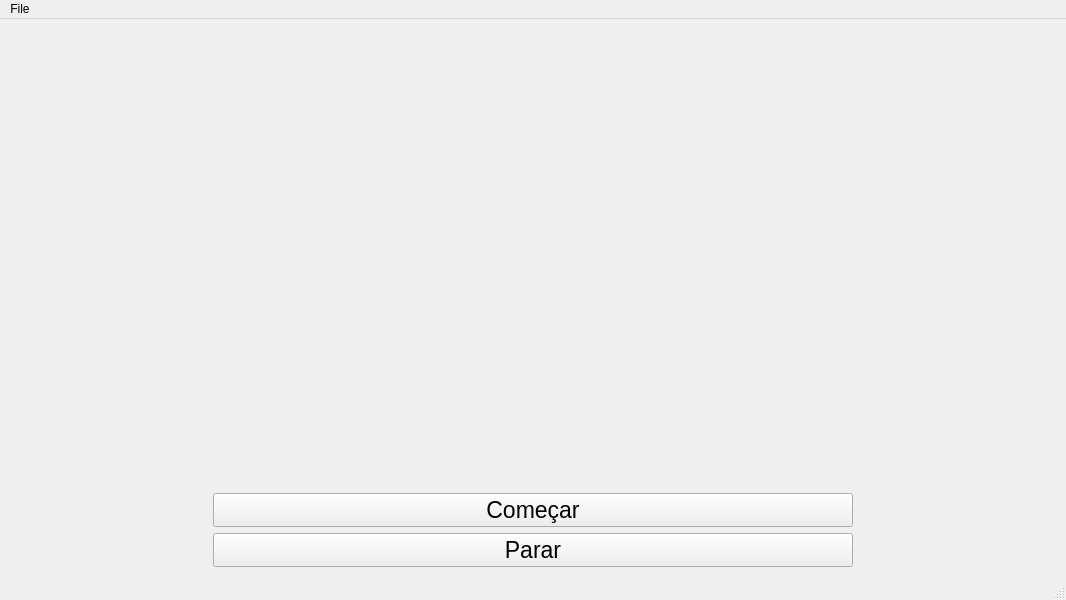
This is MaestroAttempt/mainwindow.ui in camilabga/maestro as Qt 5 draws it before an edit. The edited form follows.
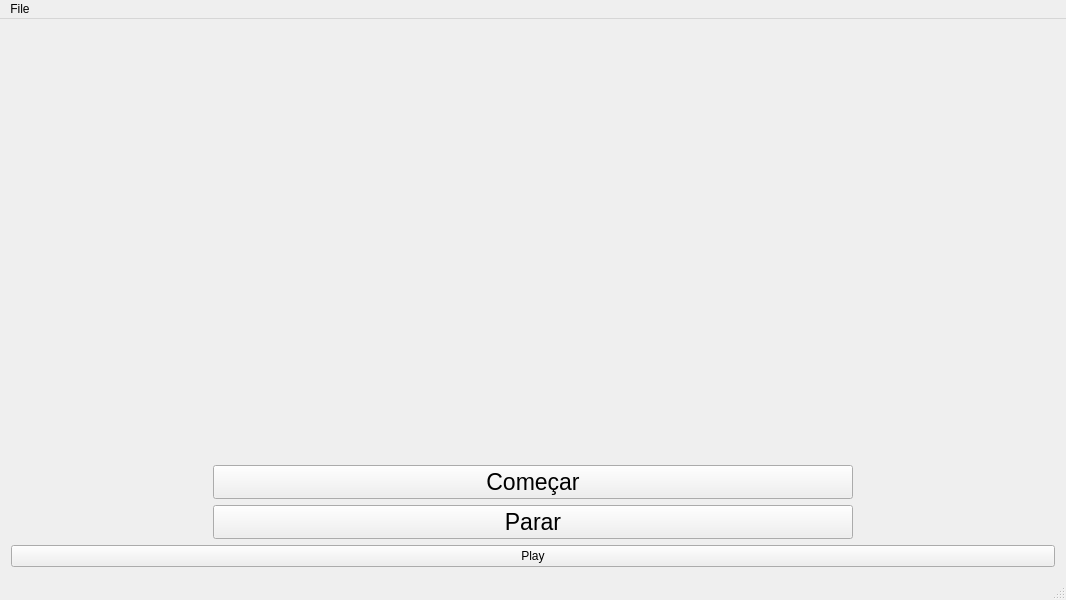
This is the edited form.

The edit to the form file:
```diff
--- a/MaestroAttempt/mainwindow.ui
+++ b/MaestroAttempt/mainwindow.ui
@@ -119,6 +119,13 @@
       </item>
      </layout>
     </item>
+    <item>
+     <widget class="QPushButton" name="pushButton">
+      <property name="text">
+       <string>Play</string>
+      </property>
+     </widget>
+    </item>
    </layout>
   </widget>
   <widget class="QMenuBar" name="menuBar">
```
